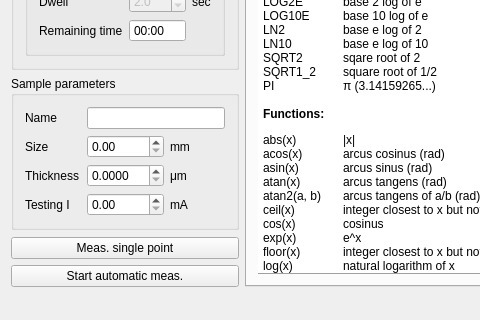
Old version of the form hall/mainwindow.ui in the repository mBr001/hall; both pictures show x 0 to 480 and y 418 to 738 of the 768 by 738 pixel window.
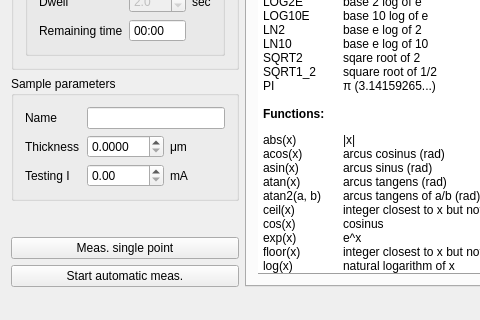
New version of the form. Custom widgets are drawn as their Qt base class.

Commit message: remove unused sample size option

Diff of the .ui file:
```diff
--- a/hall/mainwindow.ui
+++ b/hall/mainwindow.ui
@@ -371,30 +371,6 @@
            <string>Sample parameters</string>
           </property>
           <layout class="QGridLayout" name="gridLayout_3">
-           <item row="3" column="1">
-            <widget class="QDoubleSpinBox" name="sampleThicknessDoubleSpinBox">
-             <property name="decimals">
-              <number>4</number>
-             </property>
-             <property name="maximum">
-              <double>999.990000000000009</double>
-             </property>
-            </widget>
-           </item>
-           <item row="3" column="2">
-            <widget class="QLabel" name="label_19">
-             <property name="text">
-              <string>μm</string>
-             </property>
-            </widget>
-           </item>
-           <item row="3" column="0">
-            <widget class="QLabel" name="label_20">
-             <property name="text">
-              <string>Thickness</string>
-             </property>
-            </widget>
-           </item>
            <item row="0" column="0">
             <widget class="QLabel" name="label_24">
              <property name="text">
@@ -402,41 +378,34 @@
              </property>
             </widget>
            </item>
-           <item row="1" column="0">
-            <widget class="QLabel" name="label_25">
-             <property name="text">
-              <string>Size</string>
-             </property>
-            </widget>
-           </item>
            <item row="0" column="1" colspan="2">
             <widget class="QLineEdit" name="sampleNameLineEdit"/>
            </item>
+           <item row="1" column="0">
+            <widget class="QLabel" name="label_20">
+             <property name="text">
+              <string>Thickness</string>
+             </property>
+            </widget>
+           </item>
            <item row="1" column="1">
-            <widget class="QDoubleSpinBox" name="sampleSizeDoubleSpinBox">
+            <widget class="QDoubleSpinBox" name="sampleThicknessDoubleSpinBox">
              <property name="decimals">
-              <number>2</number>
+              <number>4</number>
              </property>
              <property name="maximum">
-              <double>40.000000000000000</double>
+              <double>999.990000000000009</double>
              </property>
             </widget>
            </item>
-           <item row="1" column="2">
-            <widget class="QLabel" name="label_26">
-             <property name="text">
-              <string>mm</string>
-             </property>
-            </widget>
-           </item>
-           <item row="4" column="0">
+           <item row="2" column="0">
             <widget class="QLabel" name="label_23">
              <property name="text">
               <string>Testing I</string>
              </property>
             </widget>
            </item>
-           <item row="4" column="1">
+           <item row="2" column="1">
             <widget class="QDoubleSpinBox" name="sampleCurrDoubleSpinBox">
              <property name="decimals">
               <number>2</number>
@@ -449,7 +418,14 @@
              </property>
             </widget>
            </item>
-           <item row="4" column="2">
+           <item row="1" column="2">
+            <widget class="QLabel" name="label_19">
+             <property name="text">
+              <string>μm</string>
+             </property>
+            </widget>
+           </item>
+           <item row="2" column="2">
             <widget class="QLabel" name="label_3">
              <property name="text">
               <string>mA</string>
```
The commit also changes 6 other files.
